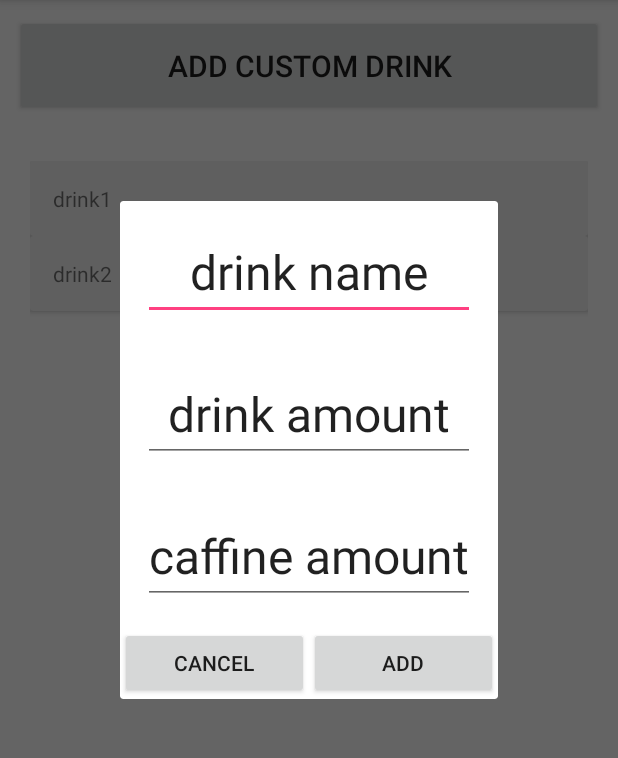
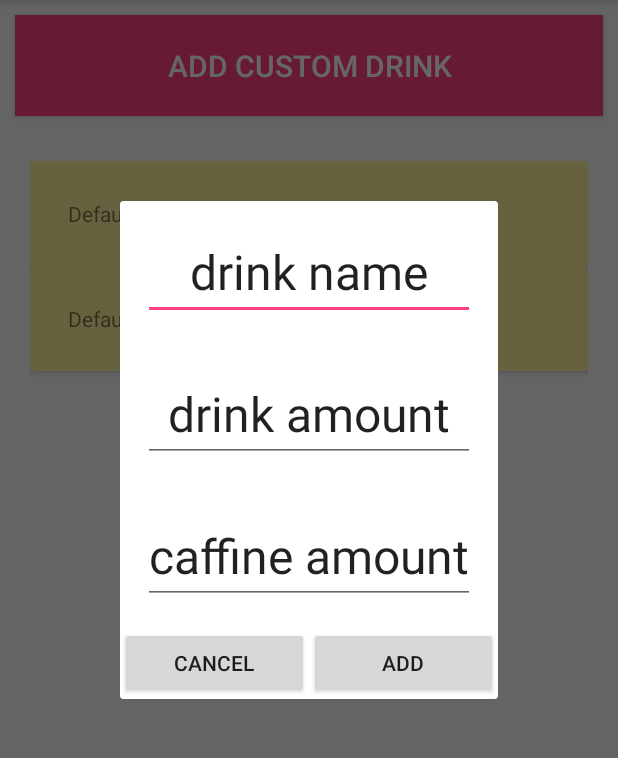
Before and after one commit to fireal3467/CoffeeTime, an Android app: the AddDrinkActivity screen opened directly, with no data from a screen before it, after a tap on "ADD CUSTOM DRINK", on a phone screen of 412 x 824 dp, the part 168-926 px from its top. Run offline under Robolectric (Android 15) with nearby library versions, the phone set to English and light mode, and no system bars; our stand-ins replace Room's generated code.

Commit message:
minor things

```diff
--- a/app/src/main/java/com/example/emilylien/coffeetime/AddDrinkActivity.java
+++ b/app/src/main/java/com/example/emilylien/coffeetime/AddDrinkActivity.java
@@ -77,9 +77,6 @@ public class AddDrinkActivity extends AppCompatActivity implements AddDrinkTypeD
     public void addDrink(final DrinkInfo drink){
         Intent intent = new Intent();
         Bundle bundle = new Bundle();
-        System.out.println("AddDrink Here");
-        System.out.println(drink.getDrinkName());
-
         bundle.putSerializable(CHOSEN_DRINK, drink);
         intent.putExtras(bundle);
         setResult(RESULT_OK, intent);
--- a/app/src/main/java/com/example/emilylien/coffeetime/MainActivity.java
+++ b/app/src/main/java/com/example/emilylien/coffeetime/MainActivity.java
@@ -304,7 +304,6 @@ public class MainActivity extends AppCompatActivity
     }
 
 
-
     public void setTvCurrInYouText(String currInYouText) {
         this.tvCurrInYou.setText(currInYouText + "mg in body");
     }
--- a/app/src/main/java/com/example/emilylien/coffeetime/adapter/AddDrinkAdapter.java
+++ b/app/src/main/java/com/example/emilylien/coffeetime/adapter/AddDrinkAdapter.java
@@ -82,7 +82,6 @@ public class AddDrinkAdapter extends FragmentPagerAdapter{
     public static class DrinkSelectionFragment
             extends Fragment {
 
-
         private String sectionName;
         private int sectionNumber;
         private DrinkTypeAdapter drinkTypeAdapter;
@@ -120,7 +119,6 @@ public class AddDrinkAdapter extends FragmentPagerAdapter{
 
             recyclerView = rootView.findViewById(R.id.recyclerList);
             recyclerView.setHasFixedSize(true);
-            //TODO - this may not be safe, look into this later
             recyclerView.setLayoutManager(
                     new LinearLayoutManager(getActivity()));
 
@@ -166,9 +164,7 @@ public class AddDrinkAdapter extends FragmentPagerAdapter{
             this.sectionNumber = sectionNumber;
         }
 
-        //TODO - clean up the addDrinkType cascading logic
         public void addDrinkType(DrinkInfo drink) {
-            System.out.println("Drink Being added in Fragment");
             drinkTypeAdapter.addDrinkType(drink);
         }
     }
--- a/app/src/main/java/com/example/emilylien/coffeetime/adapter/DrinkTypeAdapter.java
+++ b/app/src/main/java/com/example/emilylien/coffeetime/adapter/DrinkTypeAdapter.java
@@ -36,8 +36,8 @@ public class DrinkTypeAdapter extends RecyclerView.Adapter<DrinkTypeAdapter.View
         this.drinkList = drinkList;
         this.context = context;
         this.category = category;
-        drinkList.add(new DrinkInfo("drink1", "100 ml", 300, category));
-        drinkList.add(new DrinkInfo("drink2", "500 ml", 200, category));
+        drinkList.add(new DrinkInfo("Default Drink 1", "100 ml", 300, category));
+        drinkList.add(new DrinkInfo("Default Drink 2", "500 ml", 200, category));
     }
 
     @Override
--- a/app/src/main/res/layout/drink_info_row.xml
+++ b/app/src/main/res/layout/drink_info_row.xml
@@ -4,14 +4,15 @@
     android:id="@+id/card_view"
     android:layout_width="match_parent"
     android:layout_height="wrap_content"
-    card_view:cardBackgroundColor="#eeeeee">
+    android:padding="15dp"
+    card_view:cardBackgroundColor="#fff6a0">
 
     <LinearLayout
         android:layout_width="match_parent"
         android:layout_height="match_parent"
         android:layout_margin="10dp"
         android:orientation="horizontal"
-        android:padding="5dp">
+        android:padding="15dp">
 
         <TextView
             android:id="@+id/drinkName"
@@ -20,4 +21,5 @@
             android:gravity="center_vertical"
             android:text="FILLER DRINK - Water is wholesome right?"/>
     </LinearLayout>
+
 </android.support.v7.widget.CardView>
--- a/app/src/main/res/layout/fragment_add_drink.xml
+++ b/app/src/main/res/layout/fragment_add_drink.xml
@@ -15,6 +15,8 @@
         android:layout_margin="10dp"
         android:padding="20dp"
         android:textSize="20dp"
+        android:background="@color/colorAccent"
+        android:textColor="#FFFFFF"
         android:text="Add Custom Drink"/>
 
     <android.support.v7.widget.RecyclerView
--- a/app/src/main/res/layout/fragment_add_drink_dialog.xml
+++ b/app/src/main/res/layout/fragment_add_drink_dialog.xml
@@ -1,8 +1,9 @@
 <?xml version="1.0" encoding="utf-8"?>
 <LinearLayout
-    xmlns:android="http://schemas.android.com/apk/res/android" android:layout_width="match_parent"
+    xmlns:android="http://schemas.android.com/apk/res/android"
     android:orientation="vertical"
-    android:layout_height="match_parent">
+    android:layout_width="300dp"
+    android:layout_height="400dp">
 
     <TextView
         android:id="@+id/tvDrinkName"
--- a/app/src/main/res/layout/fragment_add_drink_type_dialog.xml
+++ b/app/src/main/res/layout/fragment_add_drink_type_dialog.xml
@@ -1,8 +1,9 @@
 <?xml version="1.0" encoding="utf-8"?>
 <LinearLayout
-    xmlns:android="http://schemas.android.com/apk/res/android" android:layout_width="match_parent"
+    xmlns:android="http://schemas.android.com/apk/res/android"
     android:orientation="vertical"
-    android:layout_height="match_parent">
+    android:layout_width="300dp"
+    android:layout_height="400dp">
 
     <EditText
         android:id="@+id/etDrinkName"
--- a/app/src/main/res/values/colors.xml
+++ b/app/src/main/res/values/colors.xml
@@ -3,4 +3,6 @@
     <color name="colorPrimary">#3F51B5</color>
     <color name="colorPrimaryDark">#303F9F</color>
     <color name="colorAccent">#FF4081</color>
+    <color name="buttonColor">#D264A0</color>
+
 </resources>
```
